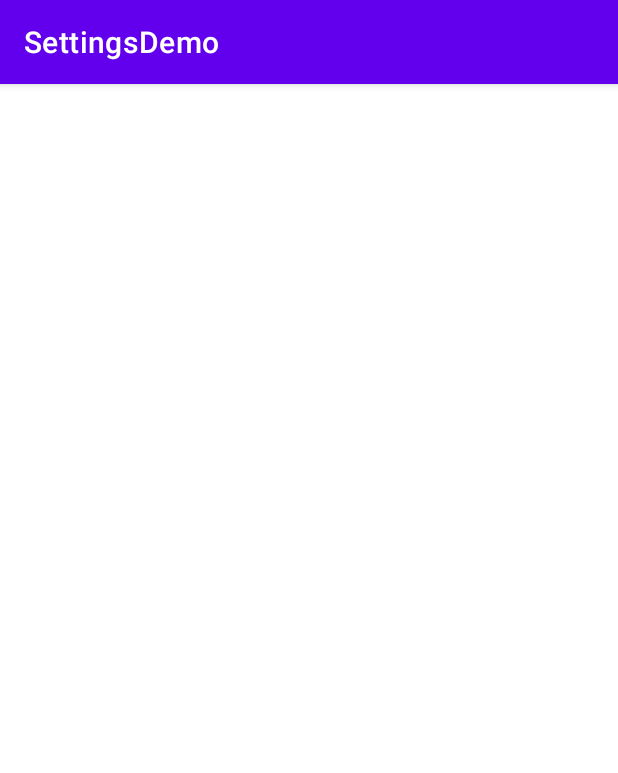
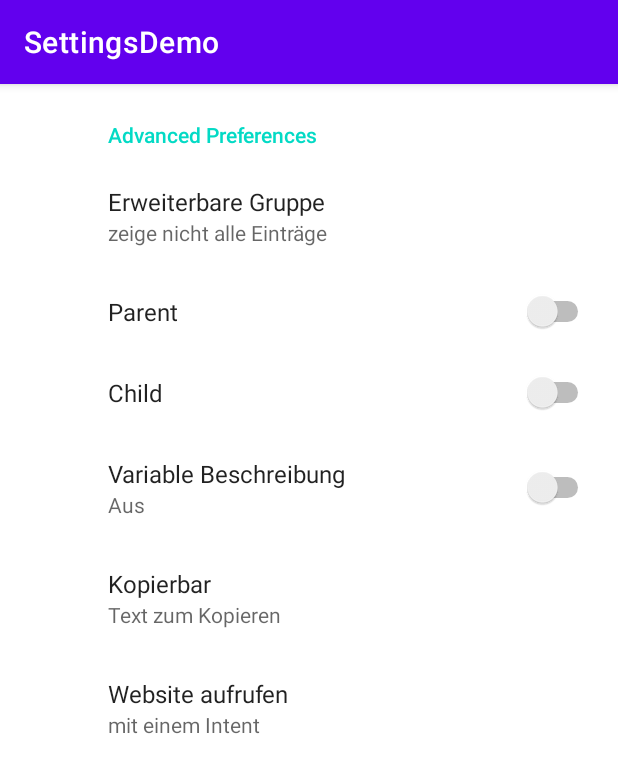
Before and after one commit to SoftdeveloperNeumann/SettingsDemo, an Android app: the fragment AdvancedFragment shown on its own in the app's theme, on a phone screen of 412 x 824 dp. Shown: the top 773 px of the screen. Run offline under Robolectric (Android 15) with nearby library versions, the phone set to English and light mode, and no system bars; our stand-ins replace androidx.preference.

Commit message:
Settings Fertig

```diff
--- a/app/src/main/AndroidManifest.xml
+++ b/app/src/main/AndroidManifest.xml
@@ -13,7 +13,8 @@
         tools:targetApi="31">
         <activity
             android:name=".settings.SettingsActivity"
-            android:exported="false" />
+            android:exported="false"
+            android:parentActivityName=".MainActivity"/>
         <activity
             android:name=".MainActivity"
             android:exported="true">
--- a/app/src/main/java/com/example/settingsdemo/settings/AdvancedFragment.kt
+++ b/app/src/main/java/com/example/settingsdemo/settings/AdvancedFragment.kt
@@ -2,9 +2,11 @@ package com.example.settingsdemo.settings
 
 import android.os.Bundle
 import androidx.preference.PreferenceFragmentCompat
+import com.example.settingsdemo.R
+
 
 class AdvancedFragment:PreferenceFragmentCompat() {
     override fun onCreatePreferences(savedInstanceState: Bundle?, rootKey: String?) {
-
+        setPreferencesFromResource(R.xml.advanced_preferences,rootKey)
     }
 }
--- /dev/null
+++ b/app/src/main/res/xml/advanced_preferences.xml
@@ -0,0 +1,43 @@
+<?xml version="1.0" encoding="utf-8"?>
+<PreferenceScreen xmlns:android="http://schemas.android.com/apk/res/android"
+    xmlns:app="http://schemas.android.com/apk/res-auto">
+
+    <PreferenceCategory
+        android:title="Advanced Preferences"
+        app:initialExpandedChildrenCount="1">
+
+        <Preference
+            app:summary="zeige nicht alle Einträge"
+            app:title="Erweiterbare Gruppe" />
+        <SwitchPreference
+            android:defaultValue="false"
+            android:key="parent"
+            android:title="Parent" />
+        <SwitchPreference
+            android:defaultValue="false"
+            android:key="child"
+            android:title="Child"
+            app:dependency="parent" />
+        <SwitchPreference
+            android:defaultValue="false"
+            android:key="switch_preference_1"
+            android:title="Variable Beschreibung"
+            app:summaryOff="Aus"
+            app:summaryOn="Ein" />
+        <Preference
+            app:enableCopying="true"
+            app:key="copy"
+            app:summary="Text zum Kopieren"
+            app:title="Kopierbar" />
+
+        <Preference
+            app:summary="mit einem Intent"
+            app:title="Website aufrufen">
+            <intent
+                android:action="android.intent.action.VIEW"
+                android:data="http://www.android.com" />
+
+        </Preference>
+
+    </PreferenceCategory>
+</PreferenceScreen>
```
Also changed, not shown: app/src/main/java/com/example/settingsdemo/MainActivity.kt (+24 -0 lines), app/src/main/res/layout/activity_main.xml (+35 -0 lines), app/src/main/res/xml/root_preferences.xml (+10 -2 lines).
